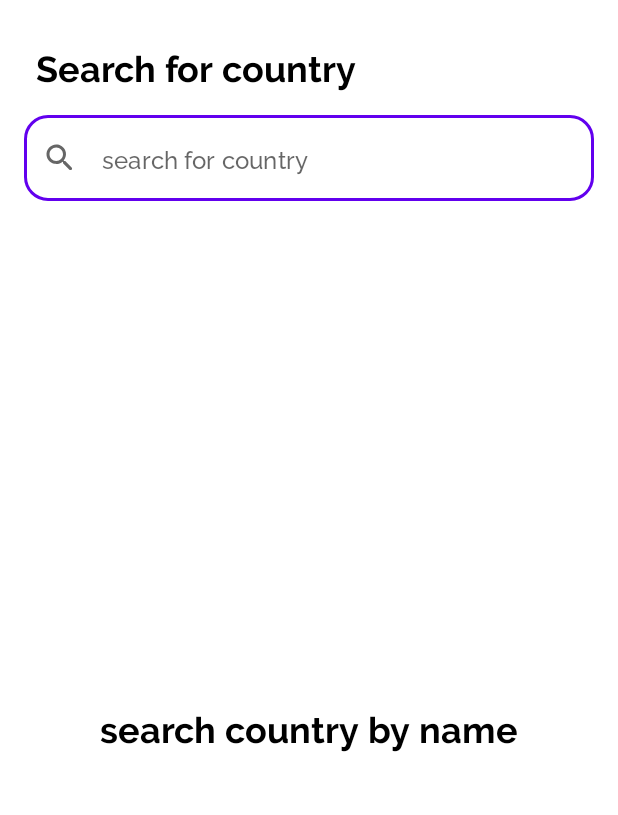
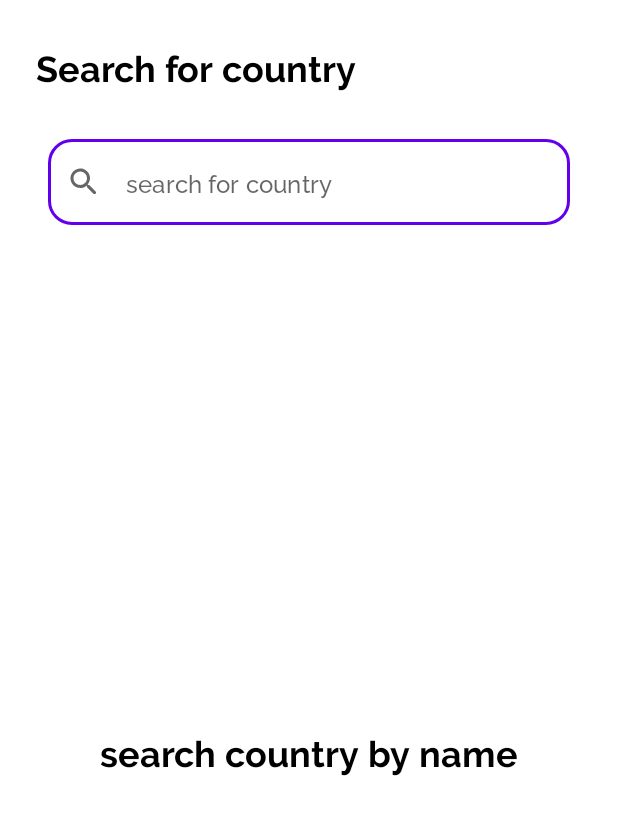
Before and after one commit to oscarnipps/country-search-app, an Android app: the layout fragment_search.xml on its own in the app's theme, with its tools: preview values and no code run, on a phone screen of 412 x 824 dp. Shown: the top 815 px of the screen. Run offline under Robolectric (Android 15) with nearby library versions, the phone set to English and light mode, and no system bars.

Commit message:
system styles and bottom nav view with corners

```diff
--- a/app/src/main/res/layout/fragment_search.xml
+++ b/app/src/main/res/layout/fragment_search.xml
@@ -35,7 +35,7 @@
                 android:layout_width="match_parent"
                 app:startIconDrawable="@drawable/ic_search"
                 app:endIconMode="clear_text"
-                style="@style/Widget.MaterialComponents.TextInputLayout.OutlinedBox"
+                style="@style/Widget.CountrySearch.TextInputLayout.OutlinedBox"
                 android:layout_height="wrap_content"
                 app:hintEnabled="false"
                 >
--- a/app/src/main/res/values/shapes.xml
+++ b/app/src/main/res/values/shapes.xml
@@ -12,6 +12,7 @@
 
     <style name="ShapeAppearance.CountrySearch.LargeComponent" parent="ShapeAppearance.MaterialComponents.LargeComponent" >
         <item name="cornerFamily">rounded</item>
-        <item name="cornerSize">40dp</item>
+        <item name="cornerSizeTopLeft">40dp</item>
+        <item name="cornerSizeTopRight">40dp</item>
     </style>
 </resources>
--- a/app/src/main/res/values/styles.xml
+++ b/app/src/main/res/values/styles.xml
@@ -1,4 +1,4 @@
-<resources>
+<resources xmlns:tools="http://schemas.android.com/tools">
     <!-- Base application theme. -->
     <style name="Theme.CountrySearch" parent="Theme.MaterialComponents.Light.NoActionBar">
         <!-- colors -->
@@ -29,8 +29,18 @@
         <!--components styles i.e toolbarStyle ,cardViewStyle ,tabStyle e.t.c -->
         <item name="cardViewStyle">@style/Widget.CountrySearch.CardView</item>
         <item name="alertDialogStyle">@style/Widget.CountrySearch.Dialog</item>
+        <item name="bottomNavigationStyle">@style/Widget.CountrySearch.BottomNavigationView</item>
         <item name="android:textViewStyle">@style/Widget.CountrySearch.TextView</item>
+
+        <!--system -->
+        <item name="android:statusBarColor" tools:ignore="NewApi">?attr/colorSurface</item>
+        <item name="android:windowLightStatusBar" tools:ignore="NewApi">true</item>
+        <item name="android:navigationBarColor" tools:ignore="NewApi">?android:attr/colorBackground</item>
+        <item name="android:windowLightNavigationBar" tools:ignore="NewApi">true</item>
     </style>
+
+
+
 
     <style name="Widget.CountrySearch.CardView" parent="Widget.MaterialComponents.CardView" >
         <item name="shapeAppearance">@style/ShapeAppearance.CountrySearch.MediumComponent</item>
@@ -49,11 +59,21 @@
         <item name="android:layout_height">wrap_content</item>
     </style>
 
+    <style name="Widget.CountrySearch.TextInputLayout.OutlinedBox" parent="Widget.MaterialComponents.TextInputLayout.OutlinedBox" >
+        <item name="android:layout_width">match_parent</item>
+        <item name="android:layout_height">wrap_content</item>
+        <item name="android:layout_margin">16dp</item>
+    </style>
 
     <style name="Widget.CountrySearch.Dialog" parent="Theme.MaterialComponents.Dialog" >
         <item name="shapeAppearance">@style/ShapeAppearance.CountrySearch.MediumComponent</item>
         <item name="cardBackgroundColor">?attr/colorSurface</item>
     </style>
 
+    <style name="Widget.CountrySearch.BottomNavigationView" parent="Widget.MaterialComponents.BottomNavigationView">
+        <item name="android:layout_width">match_parent</item>
+        <item name="android:layout_height">wrap_content</item>
+        <item name="android:background">?attr/colorSurface</item>
+    </style>
 
 </resources>
```
Also changed, not shown: app/src/main/java/com/example/countrysearch/ui/MainActivity.java (+19 -1 lines), app/src/main/res/layout/activity_main.xml (+4 -4 lines), 2 other files.
